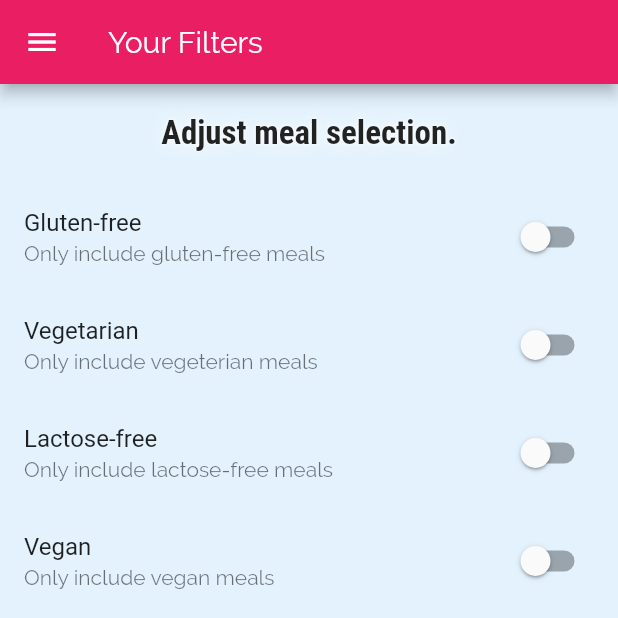
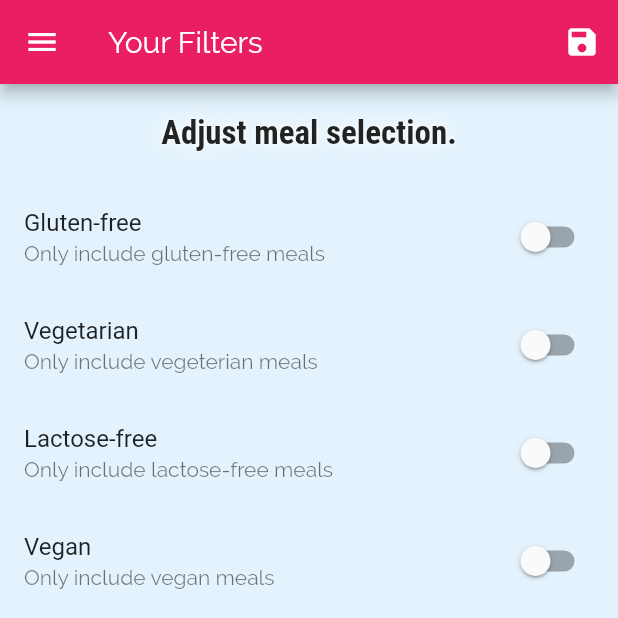
Before and after one commit to aspesivtsev/meals, a Flutter app: the FiltersScreen screen opened by its route, on a phone screen of 412 x 824 dp, the top half of it. Run offline on Flutter 3.47's test engine with Material 2 defaults, Android fonts, the phone set to English and light mode, and no system bars; statements that could not run were skipped.

Commit message:
filtering

```diff
--- a/lib/main.dart
+++ b/lib/main.dart
@@ -1,13 +1,39 @@
 import 'package:flutter/material.dart';
+import './dummy_data.dart';
 import './screens/filters_screen.dart';
 import './screens/category_meals_screen.dart';
 //import './screens/categories_screen.dart';
 import './screens/tab_screen.dart';
 import './screens/meal_detail_screen.dart';
+import './models/meal.dart';
 
 void main() => runApp(MyApp());
 
-class MyApp extends StatelessWidget {
+class MyApp extends StatefulWidget {
+  @override
+  _MyAppState createState() => _MyAppState();
+}
+
+class _MyAppState extends State<MyApp> {
+  Map<String, bool> _filters = {
+    'gluten': false,
+    'lactose': false,
+    'vegan': false,
+    'vegetarian': false,
+  };
+
+  List<Meal> _availableMeals = DUMMY_MEALS;
+
+  void _setFilters(Map<String, bool> filterData) {
+    setState(() {
+      _filters = filterData;
+
+      _availableMeals = DUMMY_MEALS.where((meal) {
+        //if (_filters['gluten'])
+      }).toList();
+    });
+  }
+
   @override
   Widget build(BuildContext context) {
     return MaterialApp(
@@ -50,9 +76,10 @@ class MyApp extends StatelessWidget {
         //the routes of the app
         //'/': (ctx) => CategoriesScreen(),
         '/': (ctx) => TabsScreen(),
-        CategoryMealsScreen.routeName: (ctx) => CategoryMealsScreen(),
+        CategoryMealsScreen.routeName: (ctx) =>
+            CategoryMealsScreen(_availableMeals),
         MealDetailScreen.routeName: (ctx) => MealDetailScreen(),
-        FiltersScreen.routeName: (ctx) => FiltersScreen(),
+        FiltersScreen.routeName: (ctx) => FiltersScreen(_setFilters),
       },
       onUnknownRoute: (settings) {
         //if all the routes fail it will show the main screen
--- a/lib/screens/filters_screen.dart
+++ b/lib/screens/filters_screen.dart
@@ -3,6 +3,8 @@ import '../widgets/main_drawer.dart';
 
 class FiltersScreen extends StatefulWidget {
   static const routeName = '/filters';
+  final VoidCallback saveFilters;
+  FiltersScreen(this.saveFilters);
 
   @override
   _FiltersScreenState createState() => _FiltersScreenState();
@@ -28,6 +30,12 @@ class _FiltersScreenState extends State<FiltersScreen> {
     return Scaffold(
         appBar: AppBar(
           title: Text('Your Filters'),
+          actions: <Widget>[
+            IconButton(
+              icon: Icon(Icons.save),
+              onPressed: widget.saveFilters,
+            ),
+          ],
         ),
         drawer: MainDrawer(),
         body: Column(
```
Also changed, not shown: lib/screens/category_meals_screen.dart (+4 -3 lines).
